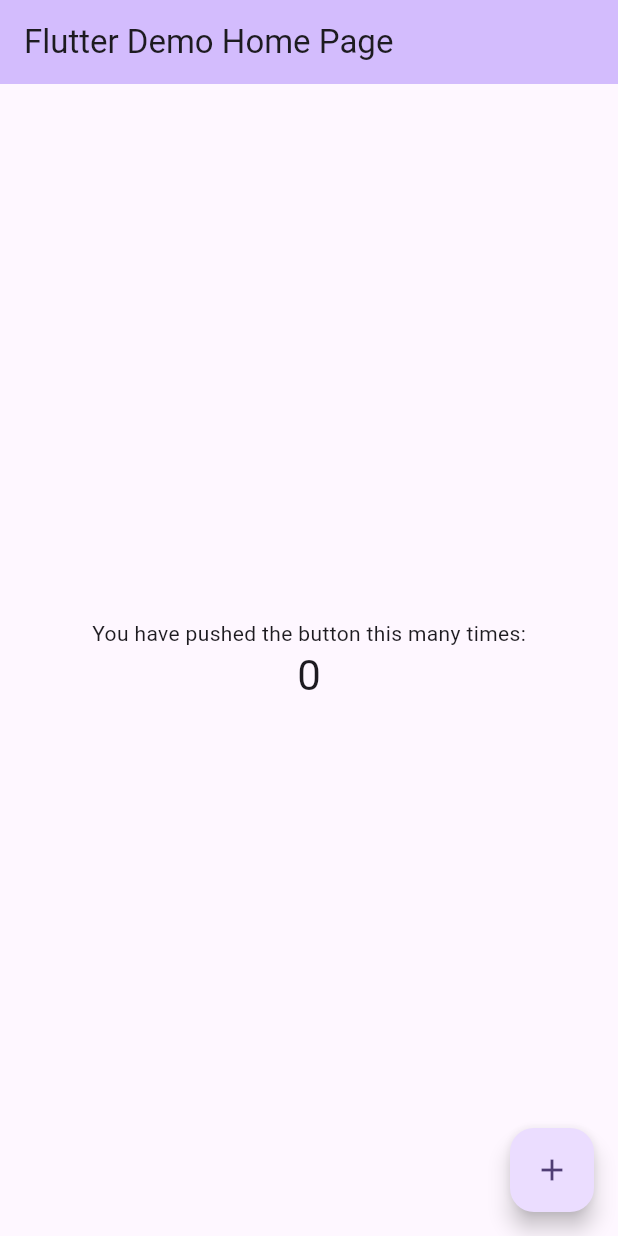
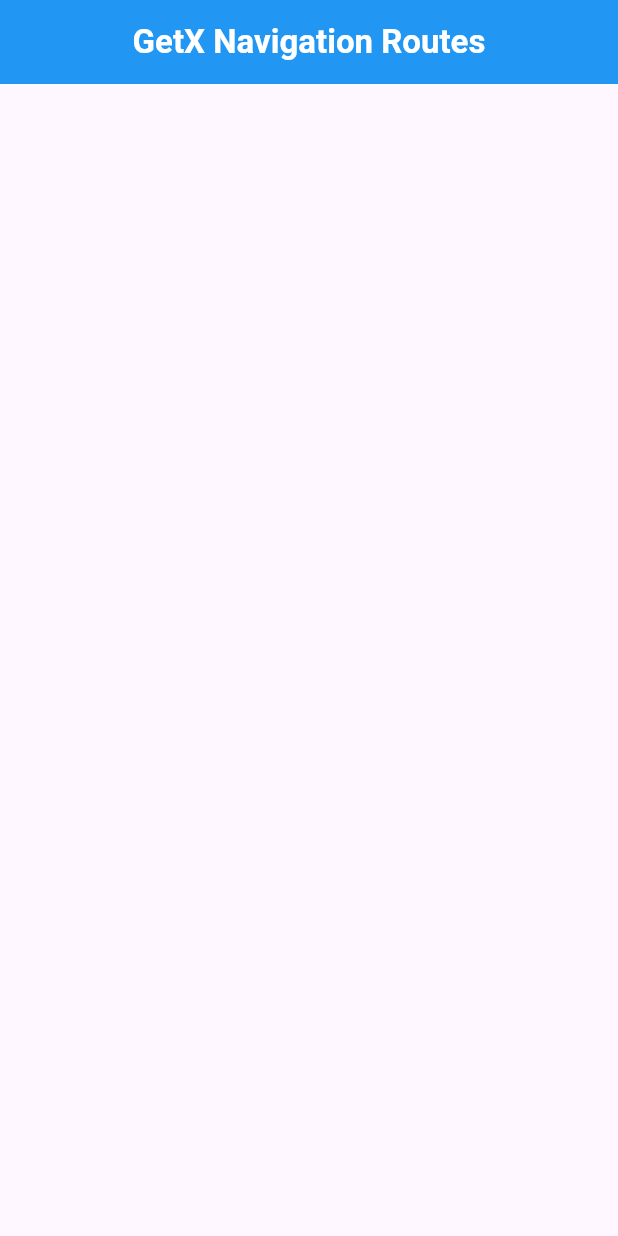
Before and after one commit to alhasann351/getx_navigation_routes, a Flutter app: the screen it shows after launch, on a phone screen of 412 x 824 dp. Run offline on Flutter 3.47's test engine with Material 3 defaults, Android fonts, the phone set to English and light mode, and no system bars; our stand-ins replace get.

Commit message:
appbar-homepage-added

```diff
--- a/lib/main.dart
+++ b/lib/main.dart
@@ -1,4 +1,7 @@
 import 'package:flutter/material.dart';
+import 'package:get/get.dart';
+
+import 'my_home_page.dart';
 
 void main() {
   runApp(const MyApp());
@@ -7,119 +10,11 @@ void main() {
 class MyApp extends StatelessWidget {
   const MyApp({super.key});
 
-  // This widget is the root of your application.
   @override
   Widget build(BuildContext context) {
-    return MaterialApp(
-      title: 'Flutter Demo',
-      theme: ThemeData(
-        // This is the theme of your application.
-        //
-        // TRY THIS: Try running your application with "flutter run". You'll see
-        // the application has a purple toolbar. Then, without quitting the app,
-        // try changing the seedColor in the colorScheme below to Colors.green
-        // and then invoke "hot reload" (save your changes or press the "hot
-        // reload" button in a Flutter-supported IDE, or press "r" if you used
-        // the command line to start the app).
-        //
-        // Notice that the counter didn't reset back to zero; the application
-        // state is not lost during the reload. To reset the state, use hot
-        // restart instead.
-        //
-        // This works for code too, not just values: Most code changes can be
-        // tested with just a hot reload.
-        colorScheme: ColorScheme.fromSeed(seedColor: Colors.deepPurple),
-        useMaterial3: true,
-      ),
-      home: const MyHomePage(title: 'Flutter Demo Home Page'),
+    return const GetMaterialApp(
+      debugShowCheckedModeBanner: false,
+      home: MyHomePage(),
     );
   }
 }
-
-class MyHomePage extends StatefulWidget {
-  const MyHomePage({super.key, required this.title});
-
-  // This widget is the home page of your application. It is stateful, meaning
-  // that it has a State object (defined below) that contains fields that affect
-  // how it looks.
-
-  // This class is the configuration for the state. It holds the values (in this
-  // case the title) provided by the parent (in this case the App widget) and
-  // used by the build method of the State. Fields in a Widget subclass are
-  // always marked "final".
-
-  final String title;
-
-  @override
-  State<MyHomePage> createState() => _MyHomePageState();
-}
-
-class _MyHomePageState extends State<MyHomePage> {
-  int _counter = 0;
-
-  void _incrementCounter() {
-    setState(() {
-      // This call to setState tells the Flutter framework that something has
-      // changed in this State, which causes it to rerun the build method below
-      // so that the display can reflect the updated values. If we changed
-      // _counter without calling setState(), then the build method would not be
-      // called again, and so nothing would appear to happen.
-      _counter++;
-    });
-  }
-
-  @override
-  Widget build(BuildContext context) {
-    // This method is rerun every time setState is called, for instance as done
-    // by the _incrementCounter method above.
-    //
-    // The Flutter framework has been optimized to make rerunning build methods
-    // fast, so that you can just rebuild anything that needs updating rather
-    // than having to individually change instances of widgets.
-    return Scaffold(
-      appBar: AppBar(
-        // TRY THIS: Try changing the color here to a specific color (to
-        // Colors.amber, perhaps?) and trigger a hot reload to see the AppBar
-        // change color while the other colors stay the same.
-        backgroundColor: Theme.of(context).colorScheme.inversePrimary,
-        // Here we take the value from the MyHomePage object that was created by
-        // the App.build method, and use it to set our appbar title.
-        title: Text(widget.title),
-      ),
-      body: Center(
-        // Center is a layout widget. It takes a single child and positions it
-        // in the middle of the parent.
-        child: Column(
-          // Column is also a layout widget. It takes a list of children and
-          // arranges them vertically. By default, it sizes itself to fit its
-          // children horizontally, and tries to be as tall as its parent.
-          //
-          // Column has various properties to control how it sizes itself and
-          // how it positions its children. Here we use mainAxisAlignment to
-          // center the children vertically; the main axis here is the vertical
-          // axis because Columns are vertical (the cross axis would be
-          // horizontal).
-          //
-          // TRY THIS: Invoke "debug painting" (choose the "Toggle Debug Paint"
-          // action in the IDE, or press "p" in the console), to see the
-          // wireframe for each widget.
-          mainAxisAlignment: MainAxisAlignment.center,
-          children: <Widget>[
-            const Text(
-              'You have pushed the button this many times:',
-            ),
-            Text(
-              '$_counter',
-              style: Theme.of(context).textTheme.headlineMedium,
-            ),
-          ],
-        ),
-      ),
-      floatingActionButton: FloatingActionButton(
-        onPressed: _incrementCounter,
-        tooltip: 'Increment',
-        child: const Icon(Icons.add),
-      ), // This trailing comma makes auto-formatting nicer for build methods.
-    );
-  }
-}
--- /dev/null
+++ b/lib/my_home_page.dart
@@ -0,0 +1,28 @@
+import 'package:flutter/material.dart';
+
+class MyHomePage extends StatefulWidget {
+  const MyHomePage({super.key});
+
+  @override
+  State<MyHomePage> createState() => _MyHomePageState();
+}
+
+class _MyHomePageState extends State<MyHomePage> {
+  @override
+  Widget build(BuildContext context) {
+    return Scaffold(
+      appBar: AppBar(
+        centerTitle: true,
+        backgroundColor: Colors.blue,
+        title: const Text(
+          'GetX Navigation Routes',
+          style: TextStyle(
+            fontWeight: FontWeight.bold,
+            fontSize: 22,
+            color: Colors.white,
+          ),
+        ),
+      ),
+    );
+  }
+}
--- a/pubspec.yaml
+++ b/pubspec.yaml
@@ -35,6 +35,7 @@ dependencies:
   # The following adds the Cupertino Icons font to your application.
   # Use with the CupertinoIcons class for iOS style icons.
   cupertino_icons: ^1.0.6
+  get:
 
 dev_dependencies:
   flutter_test:
```
Also changed, not shown: pubspec.lock.
